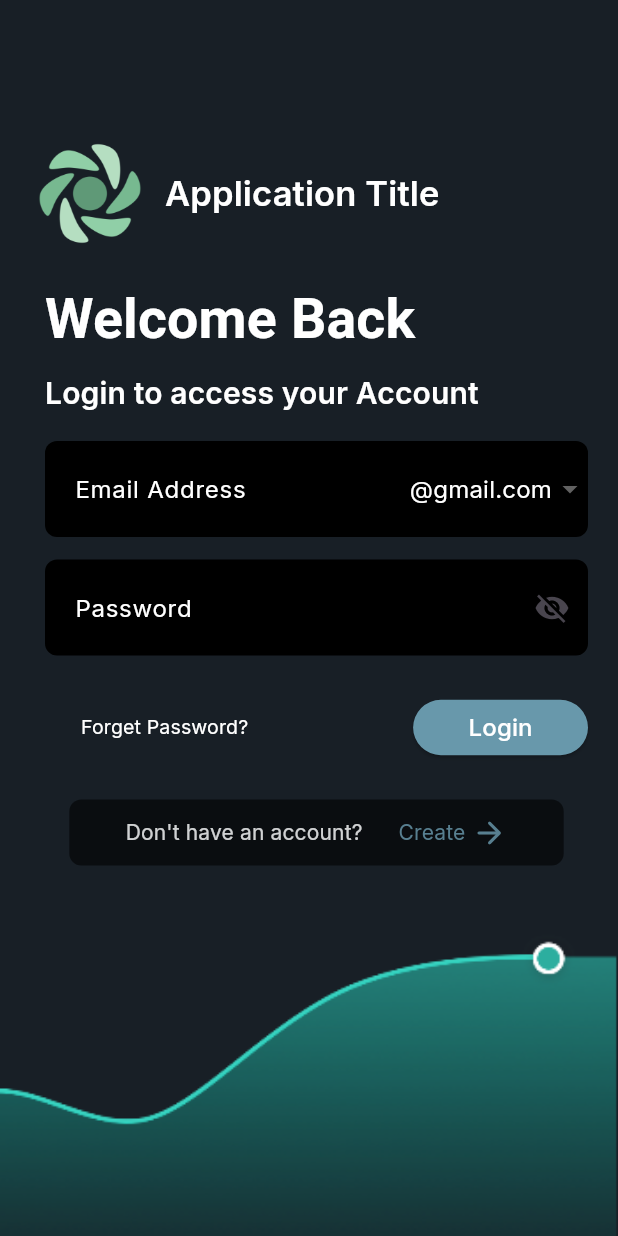
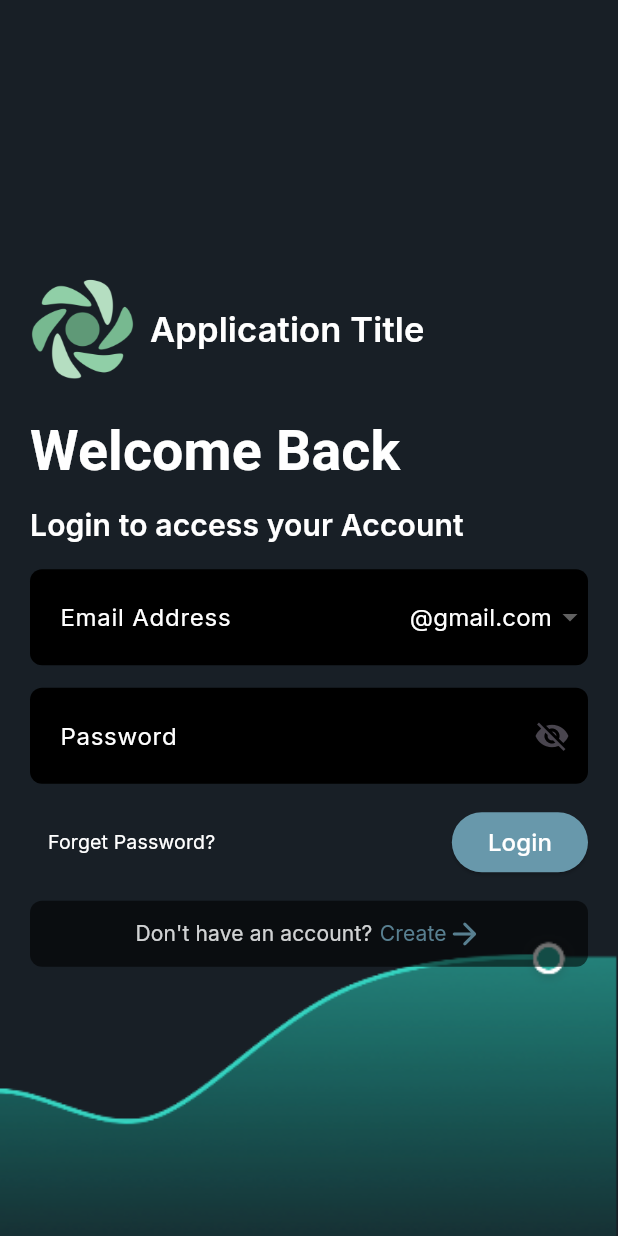
Before and after one commit to Sukhmeetsingh306/NFT_Trading, a Flutter app: the screen it shows after launch, on a phone screen of 412 x 824 dp. Run offline on Flutter 3.47's test engine with Material 3 defaults, Android fonts, the phone set to English and light mode, and no system bars; our stand-ins replace google_fonts, image_picker, intl_phone_field, permission_handler, shared_preferences; missing offline and left inert: random_avatar; Roboto replaces fonts that are missing (Readex Pro); project files that could hold a hidden picture were left out.

Commit message:
adjusted code as per screen

```diff
--- a/flow/lib/screen/authentication/login_auth_screen.dart
+++ b/flow/lib/screen/authentication/login_auth_screen.dart
@@ -1,9 +1,8 @@
+import 'package:flutter/material.dart';
+import 'package:google_fonts/google_fonts.dart';
 import 'package:flow/utils/fonts/google_fonts_utils.dart';
 import 'package:flow/utils/routes/navigation_routes.dart';
 import 'package:flow/utils/widget/space_widget_utils.dart';
-import 'package:flutter/material.dart';
-import 'package:google_fonts/google_fonts.dart';
-
 import '../../models/controllers/login_controller.dart';
 import '../../utils/theme/color/color_theme.dart';
 import '../../utils/widget/button_widget_utils.dart';
@@ -25,7 +24,6 @@ class _LoginAuthScreenState extends State<LoginAuthScreen> {
   final TextEditingController _emailController = TextEditingController();
   final TextEditingController _passwordController = TextEditingController();
   final LoginController _loginController = LoginController();
-  //final LoginController _loginController = LoginController();
 
   bool _obscureText = true;
   bool hasMinLength = false;
@@ -46,40 +44,48 @@ class _LoginAuthScreenState extends State<LoginAuthScreen> {
   String selectedDomain = 'gmail.com';
 
   void _updateEmail() {
-    String email =
-        _emailController.text.split('@')[0]; // Keep only the username part
+    String email = _emailController.text.split('@')[0];
     _emailController.text = '$email@$selectedDomain';
     _emailController.selection = TextSelection.fromPosition(
-      TextPosition(offset: email.length), // Keep cursor before the '@'
+      TextPosition(offset: email.length),
     );
   }
 
   @override
   Widget build(BuildContext context) {
     return Scaffold(
-      body: Stack(
+      body: LayoutBuilder(
+        builder: (context, constraints) {
+          bool isLargeScreen = constraints.maxWidth > 900;
+          return Stack(
             children: [
               Container(
-            width: MediaQuery.sizeOf(context).width,
-            height: MediaQuery.sizeOf(context).height,
+                width: double.infinity,
+                height: double.infinity,
                 decoration: BoxDecoration(
                   image: DecorationImage(
                     image: AssetImage('assets/images/png/backgroundImage.png'),
                     fit: BoxFit.cover,
                   ),
                 ),
+                child: Center(
+                  child: ConstrainedBox(
+                    constraints: BoxConstraints(
+                      maxWidth: isLargeScreen ? 500 : double.infinity,
+                    ),
                     child: Padding(
-              padding: EdgeInsetsDirectional.fromSTEB(10, 50, 0, 20),
+                      padding: EdgeInsets.symmetric(
+                        horizontal: isLargeScreen ? 50 : 20,
+                        vertical: 50,
+                      ),
                       child: Column(
-                mainAxisSize: MainAxisSize.max,
-                mainAxisAlignment: MainAxisAlignment.start,
+                        mainAxisSize: MainAxisSize.min,
+                        crossAxisAlignment: CrossAxisAlignment.start,
                         children: [
-                  sizedBoxH15(),
-                  Padding(
-                    padding: EdgeInsetsDirectional.fromSTEB(15, 24, 0, 17),
-                    child: Row(
-                      mainAxisSize: MainAxisSize.max,
-                      mainAxisAlignment: MainAxisAlignment.start,
+                          Row(
+                            mainAxisAlignment: isLargeScreen
+                                ? MainAxisAlignment.start
+                                : MainAxisAlignment.start,
                             children: [
                               Image.asset(
                                 'assets/images/png/im.png',
@@ -87,54 +93,19 @@ class _LoginAuthScreenState extends State<LoginAuthScreen> {
                                 height: 80,
                                 fit: BoxFit.fitWidth,
                               ),
-                        Padding(
-                          padding: const EdgeInsets.symmetric(
-                            vertical: 10.0,
-                            horizontal: 15,
-                          ),
-                          child: googleInterText('Application Title'),
-                        ),
-                        /*
-                          SvgPicture.asset(
-                          'assets/images/svg/files.svg',
-                          width: 170,
-                          height: 60,
-                          fit: BoxFit.fitWidth,
-                        ),
-                           */
-                        // if (!(Theme.of(context).brightness == Brightness.dark))
-                        //   Image.asset(
-                        //     'assets/images/finWallet_logo_landscapeDark@3x.png',
-                        //     width: 170,
-                        //     height: 60,
-                        //     fit: BoxFit.fitWidth,
-                        //   ),
+                              SizedBox(width: 10),
+                              googleInterText('Application Title'),
                             ],
                           ),
-                  ),
-                  Align(
-                    alignment: Alignment.centerLeft,
-                    child: Padding(
-                      padding: EdgeInsetsDirectional.fromSTEB(20, 0, 0, 0),
-                      child: SingleChildScrollView(
-                        child: Column(
-                          crossAxisAlignment: CrossAxisAlignment.start,
-                          mainAxisAlignment: MainAxisAlignment.start,
-                          mainAxisSize: MainAxisSize.max,
-                          children: [
-                            googleReadexProText(
-                              'Welcome Back',
-                              fontSize: 37,
-                            ),
+                          sizedBoxH15(),
+                          googleReadexProText('Welcome Back', fontSize: 37),
                           sizedBoxH8(),
                           googleInterText(
                             'Login to access your Account',
                             fontSize: 20,
                           ),
-                            Padding(
-                              padding:
-                                  EdgeInsetsDirectional.fromSTEB(0, 18, 20, 0),
-                              child: Form(
+                          sizedBoxH15(),
+                          Form(
                             key: _formKey,
                             child: Column(
                               children: [
@@ -170,23 +141,15 @@ class _LoginAuthScreenState extends State<LoginAuthScreen> {
                                         (String domain) {
                                           return DropdownMenuItem<String>(
                                             value: domain,
-                                                child: Row(
-                                                  mainAxisSize:
-                                                      MainAxisSize.min,
-                                                  children: [
-                                                    Text(
+                                            child: Text(
                                               "@$domain",
-                                                      style:
-                                                          GoogleFonts.getFont(
+                                              style: GoogleFonts.getFont(
                                                 'Inter',
-                                                        color: ColorTheme.color
-                                                            .textWhiteColor,
-                                                        fontWeight:
-                                                            FontWeight.w400,
+                                                color: ColorTheme
+                                                    .color.textWhiteColor,
+                                                fontWeight: FontWeight.w400,
                                                 fontSize: 16,
                                               ),
-                                                    ),
-                                                  ],
                                             ),
                                           );
                                         },
@@ -195,9 +158,7 @@ class _LoginAuthScreenState extends State<LoginAuthScreen> {
                                   ),
                                   keyboardType: TextInputType.emailAddress,
                                   autofillHints: [AutofillHints.email],
-                                      onChanged: (value) {
-                                        _updateEmail();
-                                      },
+                                  onChanged: (value) => _updateEmail(),
                                 ),
                                 sizedBoxH15(),
                                 textFormField(
@@ -234,68 +195,35 @@ class _LoginAuthScreenState extends State<LoginAuthScreen> {
                                   autovalidateMode:
                                       AutovalidateMode.onUserInteraction,
                                 ),
-                                    SizedBox(
-                                      width: double.infinity,
-                                      child: Row(
+                                sizedBoxH15(),
+                                Row(
                                   mainAxisAlignment:
                                       MainAxisAlignment.spaceBetween,
                                   children: [
-                                          Padding(
-                                            padding:
-                                                EdgeInsetsDirectional.fromSTEB(
-                                                    12, 24, 0, 24),
-                                            child: textButton(
+                                    textButton(
                                       'Forget Password?',
-                                              () {
-                                                materialNamedRouteNavigator(
-                                                    context, '/forgetPage');
-                                              },
+                                      () => materialNamedRouteNavigator(
+                                          context, '/forgetPage'),
                                     ),
+                                    elevatedButton(
+                                      'Login',
+                                      () => materialNamedRouteNavigator(
+                                          context, '/dashboardPage'),
                                     ),
-                                          SizedBox(
-                                              width: 116.6,
-                                              height: 36.9,
-                                              child: elevatedButton(
-                                                'Login',
-                                                () async {
-                                                  // if (_formKey.currentState!
-                                                  //     .validate()) {
-                                                  //   bool isAuthenticated =
-                                                  //       await _loginController
-                                                  //           .loginUser(
-                                                  //     context: context,
-                                                  //     email:
-                                                  //         _emailController.text,
-                                                  //     password:
-                                                  //         _passwordController
-                                                  //             .text,
-                                                  //   );
-
-                                                  //   if (isAuthenticated) {
-                                                  materialNamedRouteNavigator(
-                                                      context,
-                                                      '/dashboardPage');
-                                                  //     }
-                                                  //   }
-                                                },
-                                              )),
                                   ],
                                 ),
-                                    ),
+                                sizedBoxH15(),
                                 Opacity(
                                   opacity: 0.8,
                                   child: InkWell(
-                                        onTap: () async {},
+                                    onTap: () {},
                                     child: Container(
                                       width:
-                                              MediaQuery.sizeOf(context).width *
-                                                  0.8,
+                                          isLargeScreen ? 400 : double.infinity,
                                       height: 44,
                                       decoration: BoxDecoration(
-                                            color: Colors.black
-                                                .withValues(alpha: 0.7),
-                                            borderRadius:
-                                                BorderRadius.circular(8),
+                                        color: Colors.black.withOpacity(0.7),
+                                        borderRadius: BorderRadius.circular(8),
                                       ),
                                       child: Row(
                                         mainAxisAlignment:
@@ -307,14 +235,11 @@ class _LoginAuthScreenState extends State<LoginAuthScreen> {
                                             fontWeight: FontWeight.w400,
                                           ),
                                           Padding(
-                                                padding: EdgeInsetsDirectional
-                                                    .fromSTEB(24, 0, 4, 0),
+                                            padding: EdgeInsets.only(left: 5),
                                             child: InkWell(
-                                                  onTap: () async {
+                                              onTap: () =>
                                                   materialNamedRouteNavigator(
-                                                        context,
-                                                        '/registerPage');
-                                                  },
+                                                      context, '/registerPage'),
                                               child: googleInterText(
                                                 'Create',
                                                 color: ColorTheme.color
@@ -326,8 +251,8 @@ class _LoginAuthScreenState extends State<LoginAuthScreen> {
                                           ),
                                           Icon(
                                             Icons.arrow_forward_rounded,
-                                                color: ColorTheme.color
-                                                    .buttonBackgroundColor,
+                                            color: ColorTheme
+                                                .color.buttonBackgroundColor,
                                             size: 24,
                                           ),
                                         ],
@@ -338,17 +263,15 @@ class _LoginAuthScreenState extends State<LoginAuthScreen> {
                               ],
                             ),
                           ),
-                            ),
                         ],
                       ),
                     ),
                   ),
                 ),
-                ],
-              ),
-            ),
               ),
             ],
+          );
+        },
       ),
     );
   }
```
Lines whose indentation alone changed are shown as unchanged.
